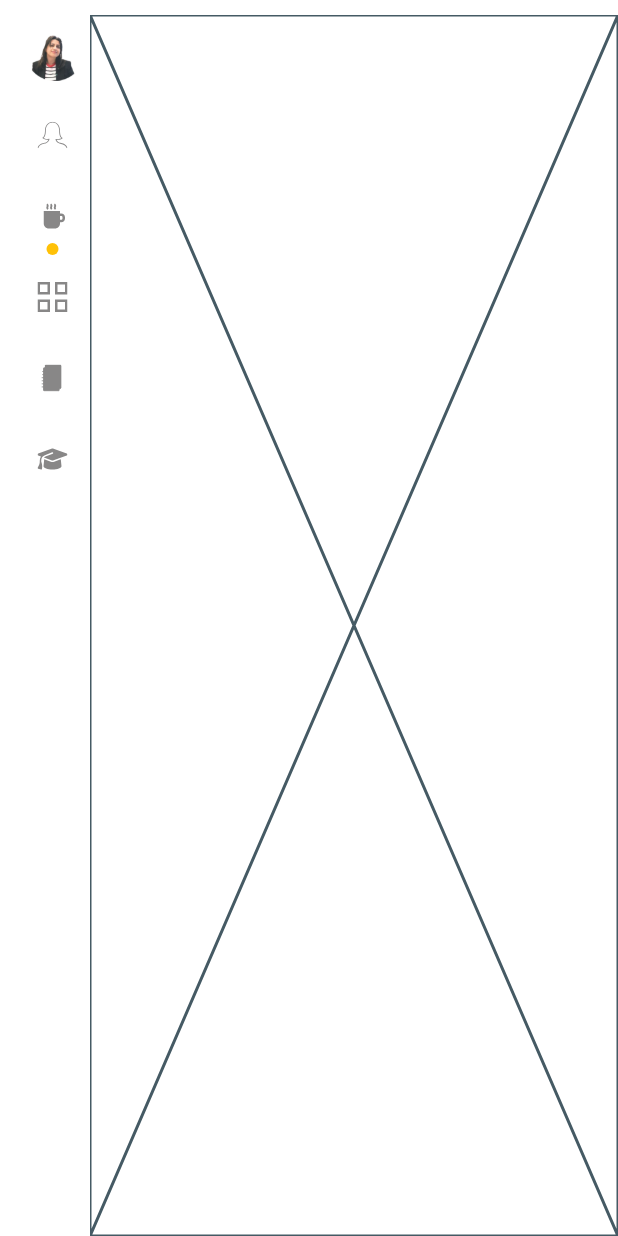
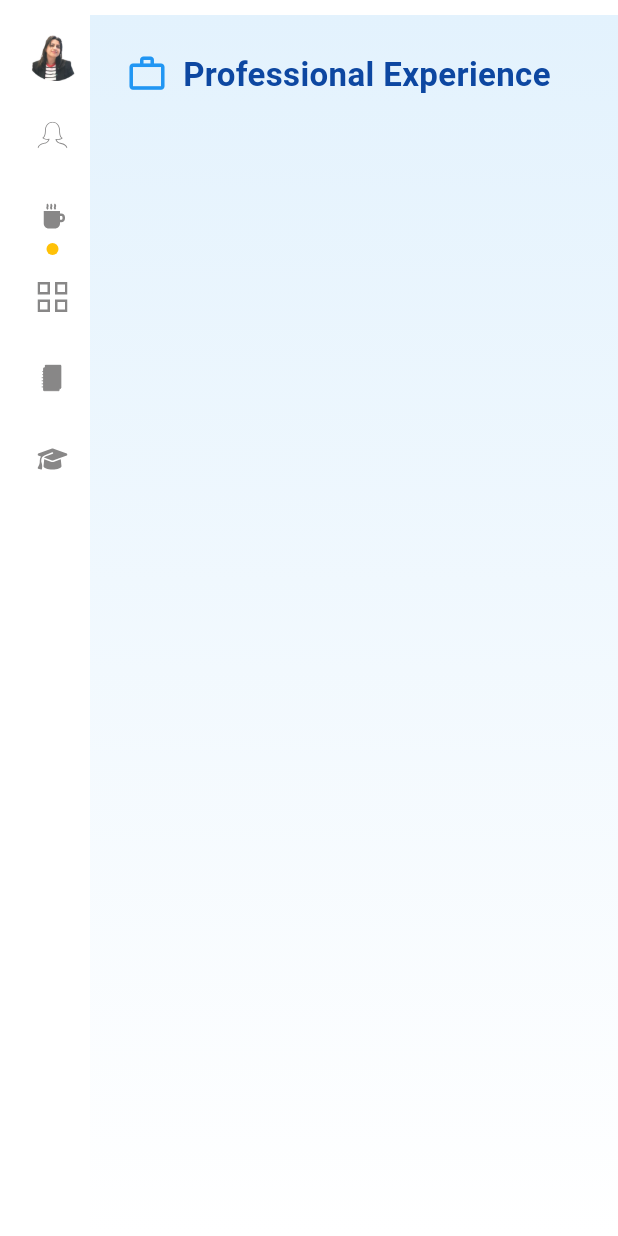
Before and after one commit to GulayAdgzl/CV, a Flutter app: the screen it shows after launch, after a tap on an icon or button, on a phone screen of 412 x 824 dp. Run offline on Flutter 3.47's test engine with Material 3 defaults, Android fonts, the phone set to English and light mode, and no system bars; our stand-ins replace firebase_core, firebase_database, flutter_animate, flutter_svg, shimmer; accounts and stored records are empty.

Commit message:
Add Firebase data retrieval for experience and portfolio; enhance ExperiencePage layout with animated list

```diff
--- a/cv/lib/controller/firebase_controller.dart
+++ b/cv/lib/controller/firebase_controller.dart
@@ -25,4 +25,12 @@ class FirebaseController {
     final data = snapshot.value as Map?;
     return data?['description'] ?? 'No description found';
   }
+
+  Query getExperience() {
+    return _experienceRef;
+  }
+
+  Query getPortfolio() {
+    return _portfolioRef;
+  }
 }
--- a/cv/lib/pages/experience_page.dart
+++ b/cv/lib/pages/experience_page.dart
@@ -1,10 +1,117 @@
+import 'package:cv/controller/firebase_controller.dart';
+import 'package:cv/utils/AppColors.dart';
+import 'package:cv/utils/text_style.dart';
 import 'package:flutter/material.dart';
+
+import 'package:firebase_database/firebase_database.dart';
+import 'package:firebase_database/ui/firebase_animated_list.dart';
+import 'package:flutter/material.dart';
+
+import 'package:flutter/material.dart';
+import 'package:firebase_database/firebase_database.dart';
+import 'package:flutter_animate/flutter_animate.dart'; // animasyon için
+import 'package:firebase_database/ui/firebase_animated_list.dart';
 
 class ExperiencePage extends StatelessWidget {
   const ExperiencePage({super.key});
 
   @override
   Widget build(BuildContext context) {
-    return const Placeholder();
+    final screenWidth = MediaQuery.of(context).size.width;
+    final horizontalPadding = screenWidth < 400 ? 16.0 : 24.0;
+
+    return Container(
+      decoration: const BoxDecoration(
+        gradient: LinearGradient(
+          colors: [Color(0xFFE3F2FD), Color(0xFFFFFFFF)],
+          begin: Alignment.topCenter,
+          end: Alignment.bottomCenter,
+        ),
+      ),
+      child: SingleChildScrollView(
+        padding:
+            EdgeInsets.symmetric(horizontal: horizontalPadding, vertical: 24),
+        child: Column(
+          crossAxisAlignment: CrossAxisAlignment.start,
+          children: <Widget>[
+            // Başlık ve ikon
+            Row(
+              children: [
+                const Icon(Icons.work_outline, color: Colors.blue, size: 28),
+                const SizedBox(width: 10),
+                Text(
+                  "Professional Experience",
+                  style: TextStyle(
+                    fontSize: 22,
+                    fontWeight: FontWeight.bold,
+                    color: Colors.blue[900],
+                  ),
+                ),
+              ],
+            ),
+            const SizedBox(height: 16),
+
+            // FirebaseAnimatedList
+            FirebaseAnimatedList(
+              shrinkWrap: true,
+              physics: const NeverScrollableScrollPhysics(),
+              query: FirebaseController().getExperience(),
+              itemBuilder: (_, DataSnapshot snapshot,
+                  Animation<double> animation, int index) {
+                if (snapshot.value != null) {
+                  final data = snapshot.value as Map?;
+                  final title = data?['date'] ?? "Unknown Date";
+                  final description = data?['description'] ?? "No description";
+
+                  return _itemCard(title, description)
+                      .animate()
+                      .fadeIn(duration: 500.ms)
+                      .slideY(begin: 0.2, end: 0, duration: 400.ms);
+                }
+                return const SizedBox.shrink();
+              },
+            ),
+          ],
+        ),
+      ),
+    );
+  }
+
+  Widget _itemCard(String title, String description) {
+    return Card(
+      elevation: 4,
+      margin: const EdgeInsets.symmetric(vertical: 10),
+      shape: RoundedRectangleBorder(borderRadius: BorderRadius.circular(14)),
+      child: Padding(
+        padding: const EdgeInsets.all(16),
+        child: Column(
+          crossAxisAlignment: CrossAxisAlignment.start,
+          children: [
+            Row(
+              children: [
+                const Icon(Icons.calendar_month, color: Colors.grey, size: 20),
+                const SizedBox(width: 8),
+                Text(
+                  title,
+                  style: const TextStyle(
+                    fontWeight: FontWeight.w600,
+                    fontSize: 16,
+                    color: Colors.black87,
+                  ),
+                ),
+              ],
+            ),
+            const SizedBox(height: 10),
+            Text(
+              description,
+              style: const TextStyle(
+                fontSize: 14,
+                color: Colors.black87,
+              ),
+            ),
+          ],
+        ),
+      ),
+    );
   }
 }
--- a/cv/pubspec.yaml
+++ b/cv/pubspec.yaml
@@ -41,6 +41,7 @@ dependencies:
   cached_network_image: ^3.4.1
   url_launcher: ^6.3.1
   flutter_animate: ^4.5.2
+  timeline_tile: ^2.0.0
 
 dev_dependencies:
   flutter_test:
```
Also changed, not shown: cv/pubspec.lock.
